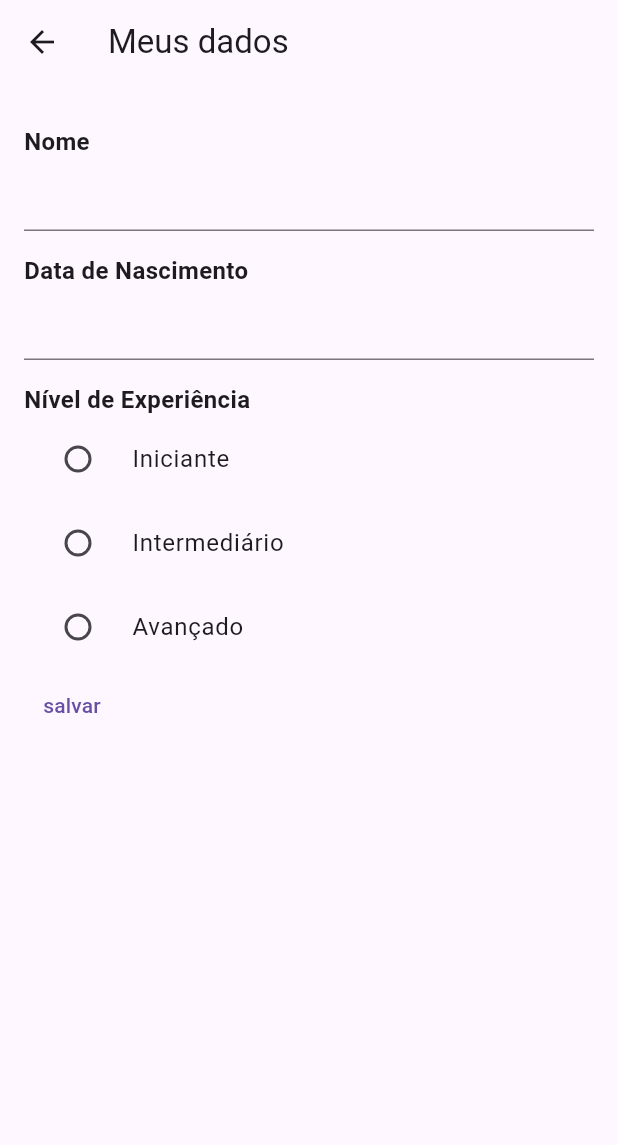
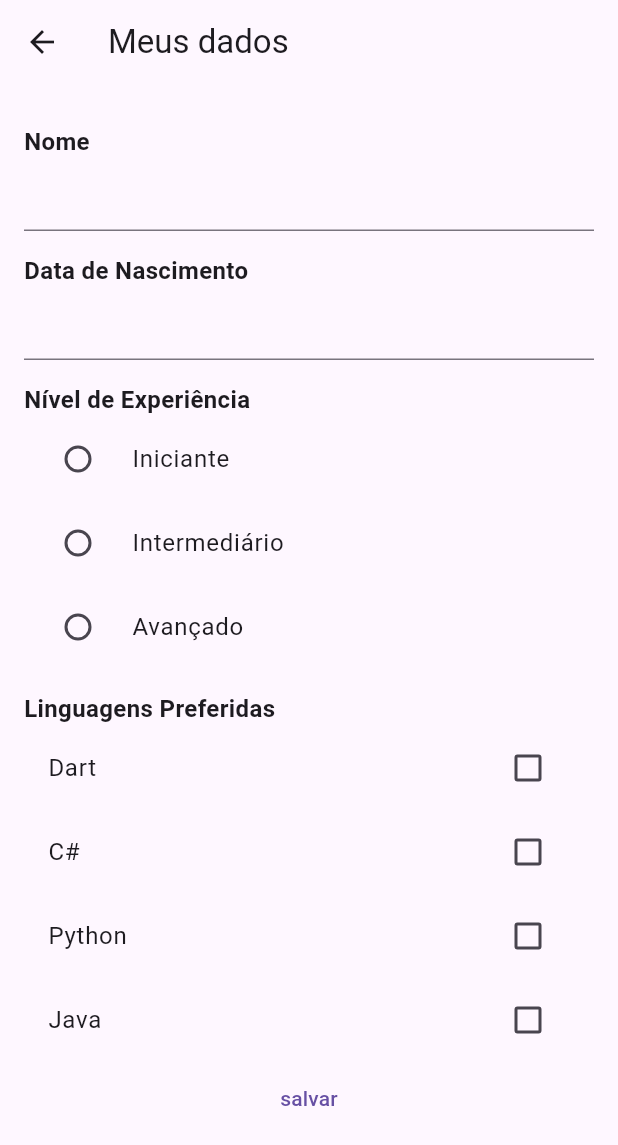
Before and after one commit to abner1abc/trilhaapp, a Flutter app: the DadosCadastraisPage screen opened directly, on a phone screen of 412 x 824 dp. Shown: the top 1145 px of the screen. Run offline on Flutter 3.47's test engine with Material 3 defaults, Android fonts, the phone set to English and light mode, and no system bars; our stand-ins replace google_fonts; network calls fail.

Commit message:
add linguagens repository and upgrade dados cadastrais

```diff
--- a/lib/pages/dados_cadastrais.dart
+++ b/lib/pages/dados_cadastrais.dart
@@ -1,4 +1,5 @@
 import 'package:flutter/material.dart';
+import 'package:trilhaapp/repositories/linguagens_repository.dart';
 import 'package:trilhaapp/repositories/nivel_repository.dart';
 import 'package:trilhaapp/shared/wigets/text_label.dart';
 
@@ -16,12 +17,16 @@ class _DadosCadastraisPageState extends State<DadosCadastraisPage> {
   var dataNascimentoController = TextEditingController(text: "");
   DateTime? dataNascimento;
   var nivelRepository = NivelRepository();
+  var linguagensRepository = LinguagensRepository();
   var niveis = [];
+  var linguagens = [];
+  var linguagensSelecionadas = [];
   var nivelSelecionado = "";
 
   @override
   void initState() {
     niveis = nivelRepository.retornaNiveis();
+    linguagens = linguagensRepository.retornaLinguagens();
     super.initState();
   }
 
@@ -31,8 +36,7 @@ class _DadosCadastraisPageState extends State<DadosCadastraisPage> {
       appBar: AppBar(title: const Text("Meus dados")),
       body: Padding(
         padding: const EdgeInsets.symmetric(vertical: 12, horizontal: 16),
-        child: Column(
-          crossAxisAlignment: CrossAxisAlignment.start,
+        child: ListView(
           children: [
             const TextLabel(texto: "Nome"),
             TextField(
@@ -57,6 +61,7 @@ class _DadosCadastraisPageState extends State<DadosCadastraisPage> {
             Column(
                 children: niveis
                     .map((nivel) => RadioListTile(
+                        dense: false,
                         title: Text(nivel.toString()),
                         selected: nivelSelecionado == nivel,
                         value: nivel.toString(),
@@ -68,6 +73,26 @@ class _DadosCadastraisPageState extends State<DadosCadastraisPage> {
                           });
                         }))
                     .toList()),
+            const TextLabel(texto: "Linguagens Preferidas"),
+            Column(
+              children: linguagens
+                  .map((linguagem) => CheckboxListTile(
+                      dense: false,
+                      title: Text(linguagem),
+                      value: linguagensSelecionadas.contains(linguagem),
+                      onChanged: (bool? value) {
+                        if (value!) {
+                          setState(() {
+                            linguagensSelecionadas.add(linguagem);
+                          });
+                        } else {
+                          setState(() {
+                            linguagensSelecionadas.remove(linguagem);
+                          });
+                        }
+                      }))
+                  .toList(),
+            ),
             TextButton(
                 onPressed: () {
                   print(nomeController.text);
--- /dev/null
+++ b/lib/repositories/linguagens_repository.dart
@@ -0,0 +1,5 @@
+class LinguagensRepository {
+  List<String> retornaLinguagens() {
+    return ["Dart", "C#", "Python", "Java"];
+  }
+}
```
